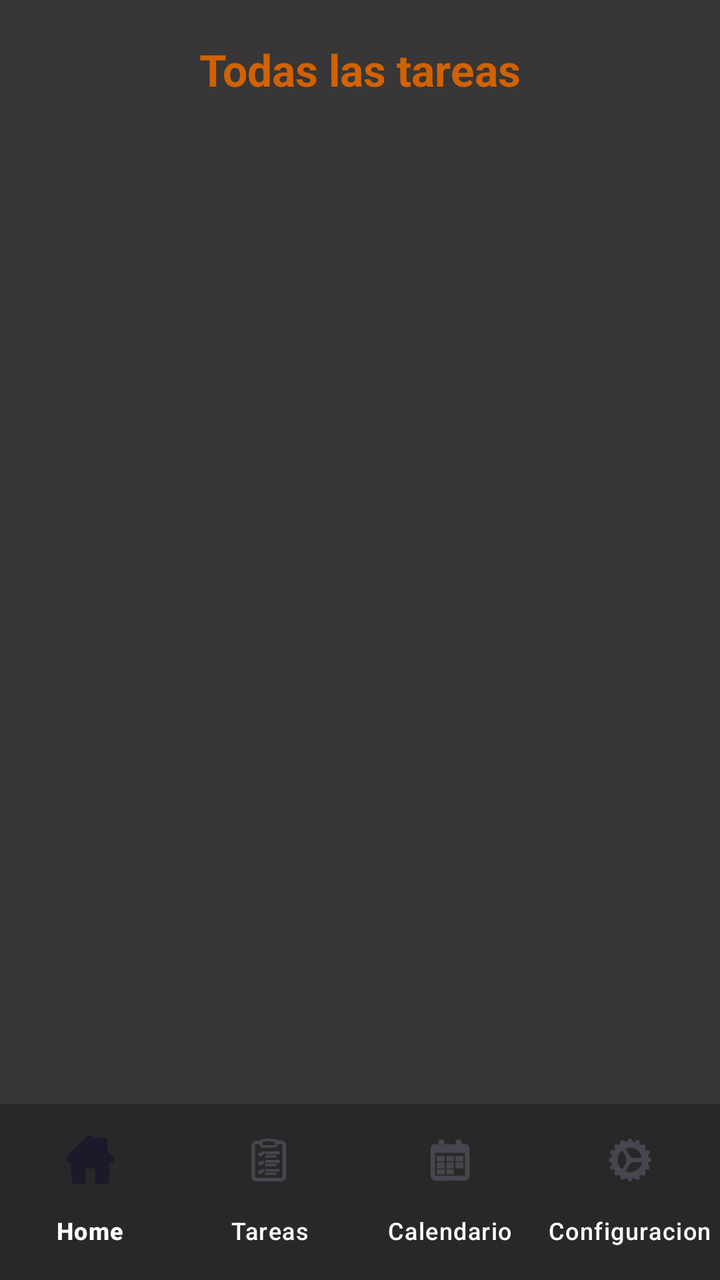
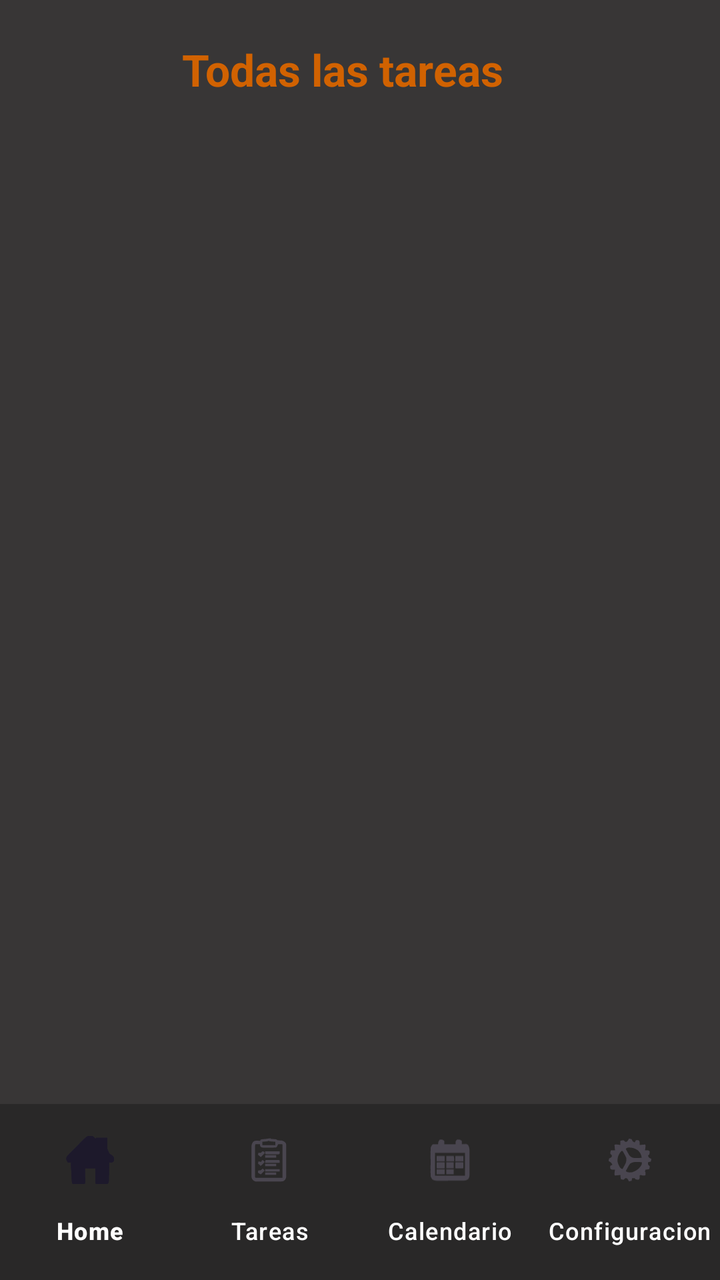

Screens rendered from an Android XML layout before and after an edit, with the pre-edit source and the edit as a unified diff.
<!-- AndroidManifest.xml: application theme Theme.GetDone -->
<!-- res/layout/activity_all_tareas.xml -->
<?xml version="1.0" encoding="utf-8"?>
<androidx.constraintlayout.widget.ConstraintLayout xmlns:android="http://schemas.android.com/apk/res/android"
    xmlns:app="http://schemas.android.com/apk/res-auto"
    xmlns:tools="http://schemas.android.com/tools"
    android:id="@+id/main"
    android:layout_width="match_parent"
    android:layout_height="match_parent"
    android:background="#383636"
    tools:context=".allTareas">

    <TextView
        android:id="@+id/textView30"
        android:layout_width="wrap_content"
        android:layout_height="wrap_content"
        android:layout_marginTop="20dp"
        android:text="Todas las tareas"
        android:textColor="#D16201"
        android:textSize="22sp"
        android:textStyle="bold"
        app:layout_constraintBottom_toTopOf="@+id/textView31"
        app:layout_constraintEnd_toEndOf="parent"
        app:layout_constraintStart_toStartOf="parent"
        app:layout_constraintTop_toTopOf="parent" />

    <ScrollView
        android:layout_width="match_parent"
        android:layout_height="0dp"

        app:layout_constraintBottom_toTopOf="@id/menu_navegacion"
        app:layout_constraintStart_toStartOf="parent"
        app:layout_constraintEnd_toEndOf="parent">



    </ScrollView>
    <LinearLayout
        android:id="@+id/linearLayout7"
        android:layout_width="0dp"
        android:layout_height="wrap_content"
        android:layout_marginStart="15dp"
        android:layout_marginEnd="15dp"
        android:layout_marginBottom="452dp"
        android:orientation="horizontal"
        android:paddingTop="4dp"
        app:layout_constraintBottom_toTopOf="@+id/contenedor_tareas"
        app:layout_constraintEnd_toEndOf="parent"
        app:layout_constraintStart_toStartOf="parent"
        app:layout_constraintTop_toBottomOf="@+id/textView31">

        <CheckBox
            android:id="@+id/checkBox4"
            android:layout_width="wrap_content"
            android:layout_height="wrap_content"
            android:layout_marginStart="6dp"
            android:layout_weight="1"
            android:buttonTint="#D16201"
            android:text="Fecha"
            android:textColor="#D16201"
            android:textStyle="bold" />

        <CheckBox
            android:id="@+id/checkBox5"
            android:layout_width="wrap_content"
            android:layout_height="wrap_content"
            android:layout_weight="1"
            android:buttonTint="#D06101"
            android:checked="false"
            android:clickable="true"
            android:duplicateParentState="false"
            android:text="Prioridad"
            android:textColor="#D16201"
            android:textStyle="bold" />

        <CheckBox
            android:id="@+id/checkBox8"
            android:layout_width="wrap_content"
            android:layout_height="wrap_content"
            android:layout_weight="1"
            android:buttonTint="#D16201"
            android:checked="true"
            android:text="Categoria"
            android:textColor="#D16201"
            android:textStyle="bold" />
    </LinearLayout>

    <TextView
        android:id="@+id/textView31"
        android:layout_width="0dp"
        android:layout_height="0dp"
        android:layout_marginEnd="15dp"
        android:text="Filtrar por"
        android:textColor="#FAFAFA"
        android:textSize="16sp"
        android:textStyle="bold"
        app:layout_constraintBottom_toTopOf="@+id/linearLayout7"
        app:layout_constraintEnd_toStartOf="@+id/textView30"
        app:layout_constraintTop_toBottomOf="@+id/textView30" />


    <LinearLayout
        android:id="@+id/contenedor_tareas"
        android:layout_width="0dp"
        android:layout_height="wrap_content"
        android:layout_marginStart="15dp"
        android:layout_marginEnd="15dp"
        android:layout_marginBottom="229dp"
        android:orientation="vertical"
        app:layout_constraintBottom_toTopOf="@+id/menu_navegacion"
        app:layout_constraintEnd_toEndOf="parent"
        app:layout_constraintStart_toStartOf="parent"
        app:layout_constraintTop_toBottomOf="@+id/linearLayout7">


    </LinearLayout>

    <com.google.android.material.bottomnavigation.BottomNavigationView
        android:id="@+id/menu_navegacion"
        android:layout_width="0dp"
        android:layout_height="wrap_content"
        android:background="#5F101010"
        android:paddingTop="4dp"
        android:paddingBottom="4dp"
        app:itemTextColor="#ffffff"
        app:labelVisibilityMode="labeled"
        app:layout_constraintBottom_toBottomOf="parent"
        app:layout_constraintEnd_toEndOf="parent"
        app:layout_constraintStart_toStartOf="parent"
        app:layout_constraintTop_toBottomOf="@+id/contenedor_tareas"
        app:menu="@menu/bottom_menu" />

</androidx.constraintlayout.widget.ConstraintLayout>
<!-- resources referenced by this layout -->
<resources>
  <style name="Theme.GetDone" parent="Base.Theme.GetDone" />
  <style name="Base.Theme.GetDone" parent="Theme.Material3.DayNight.NoActionBar">
          
          
      </style>
</resources>

<!-- the commit's change to res/layout/activity_all_tareas.xml (unified diff, before → after) -->
@@ -13,26 +13,29 @@
         android:layout_width="wrap_content"
         android:layout_height="wrap_content"
         android:layout_marginTop="20dp"
+        android:layout_marginBottom="80dp"
         android:text="Todas las tareas"
         android:textColor="#D16201"
         android:textSize="22sp"
         android:textStyle="bold"
         app:layout_constraintBottom_toTopOf="@+id/textView31"
         app:layout_constraintEnd_toEndOf="parent"
+        app:layout_constraintHorizontal_bias="0.457"
         app:layout_constraintStart_toStartOf="parent"
         app:layout_constraintTop_toTopOf="parent" />
 
     <ScrollView
+        android:id="@+id/scrollView4"
         android:layout_width="match_parent"
+
         android:layout_height="0dp"
-
         app:layout_constraintBottom_toTopOf="@id/menu_navegacion"
-        app:layout_constraintStart_toStartOf="parent"
-        app:layout_constraintEnd_toEndOf="parent">
-
+        app:layout_constraintEnd_toEndOf="parent"
+        app:layout_constraintStart_toStartOf="parent">
 
 
     </ScrollView>
+
     <LinearLayout
         android:id="@+id/linearLayout7"
         android:layout_width="0dp"
@@ -102,6 +105,7 @@
         android:layout_width="0dp"
         android:layout_height="wrap_content"
         android:layout_marginStart="15dp"
+        android:layout_marginTop="80dp"
         android:layout_marginEnd="15dp"
         android:layout_marginBottom="229dp"
         android:orientation="vertical"
